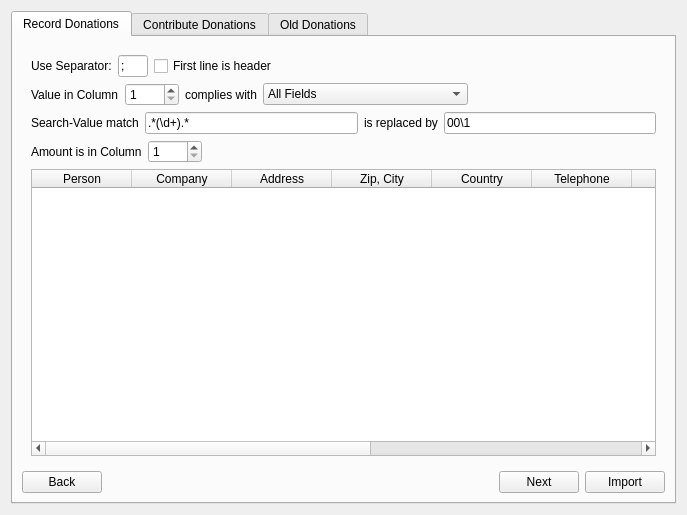
Old version of the form forms/donations.ui in the repository LukyLuke/PiTres.
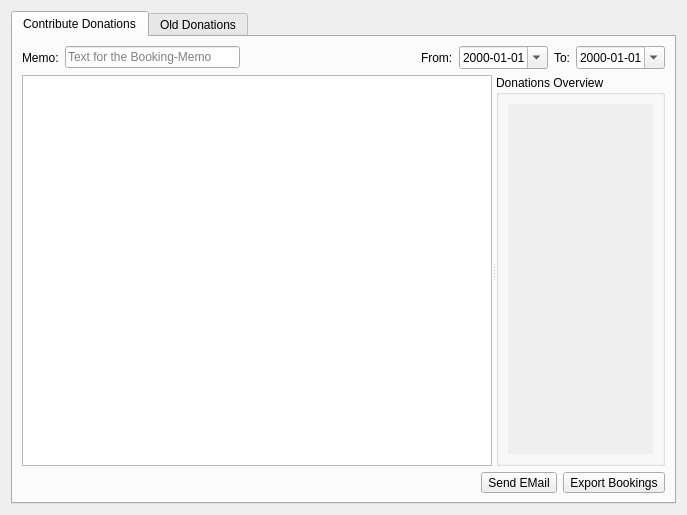
New version of the form. The open tabs and pages were chosen to show the change. Icons and pictures are not drawn.

Commit message: Extracted DonationsWizard - Formatter::telephone is currently wrong

Diff of the .ui file:
```diff
--- a/forms/donations.ui
+++ b/forms/donations.ui
@@ -19,550 +19,6 @@
      <property name="currentIndex">
       <number>0</number>
      </property>
-     <widget class="QWidget" name="tab_3">
-      <attribute name="title">
-       <string>Record Donations</string>
-      </attribute>
-      <layout class="QVBoxLayout" name="verticalLayout_8">
-       <item>
-        <widget class="QStackedWidget" name="stackedWidget">
-         <property name="currentIndex">
-          <number>0</number>
-         </property>
-         <widget class="QWidget" name="pageInit">
-          <layout class="QVBoxLayout" name="verticalLayout_9">
-           <item>
-            <widget class="QGroupBox" name="groupBox_3">
-             <property name="title">
-              <string>Manually record new Donation</string>
-             </property>
-             <layout class="QFormLayout" name="formLayout">
-              <item row="0" column="0">
-               <widget class="QLabel" name="label_5">
-                <property name="text">
-                 <string>Person, Member:</string>
-                </property>
-               </widget>
-              </item>
-              <item row="1" column="0">
-               <widget class="QLabel" name="label_6">
-                <property name="text">
-                 <string>Company:</string>
-                </property>
-               </widget>
-              </item>
-              <item row="0" column="1">
-               <widget class="QLineEdit" name="editMember">
-                <property name="placeholderText">
-                 <string>Select an existing Member or fill in all values manually</string>
-                </property>
-               </widget>
-              </item>
-              <item row="1" column="1">
-               <widget class="QLineEdit" name="editCompany"/>
-              </item>
-              <item row="7" column="0">
-               <widget class="QLabel" name="label_7">
-                <property name="text">
-                 <string>Amount:</string>
-                </property>
-               </widget>
-              </item>
-              <item row="8" column="0">
-               <widget class="QLabel" name="label_8">
-                <property name="text">
-                 <string>Objective:</string>
-                </property>
-               </widget>
-              </item>
-              <item row="8" column="1">
-               <widget class="QLineEdit" name="editObjective">
-                <property name="placeholderText">
-                 <string>Choose or enter a new Objective this donation is made for</string>
-                </property>
-               </widget>
-              </item>
-              <item row="7" column="1">
-               <widget class="QDoubleSpinBox" name="editAmount">
-                <property name="maximum">
-                 <double>99999.990000000005239</double>
-                </property>
-               </widget>
-              </item>
-              <item row="9" column="0">
-               <widget class="QLabel" name="label_9">
-                <property name="text">
-                 <string>Booking Memo:</string>
-                </property>
-               </widget>
-              </item>
-              <item row="9" column="1">
-               <widget class="QLineEdit" name="editMemo">
-                <property name="placeholderText">
-                 <string>Give some text for the Booking</string>
-                </property>
-               </widget>
-              </item>
-              <item row="2" column="0">
-               <widget class="QLabel" name="label_11">
-                <property name="text">
-                 <string>Address:</string>
-                </property>
-               </widget>
-              </item>
-              <item row="3" column="0">
-               <widget class="QLabel" name="label_12">
-                <property name="text">
-                 <string>Zip, City, Country:</string>
-                </property>
-               </widget>
-              </item>
-              <item row="2" column="1">
-               <widget class="QLineEdit" name="editAddress">
-                <property name="placeholderText">
-                 <string/>
-                </property>
-               </widget>
-              </item>
-              <item row="3" column="1">
-               <layout class="QHBoxLayout" name="horizontalLayout_8" stretch="3,1">
-                <item>
-                 <widget class="QLineEdit" name="editCity"/>
-                </item>
-                <item>
-                 <widget class="QLineEdit" name="editCountry">
-                  <property name="maxLength">
-                   <number>2</number>
-                  </property>
-                  <property name="placeholderText">
-                   <string>2 Char Code</string>
-                  </property>
-                 </widget>
-                </item>
-               </layout>
-              </item>
-              <item row="4" column="0">
-               <widget class="QLabel" name="label_16">
-                <property name="text">
-                 <string>Telephone:</string>
-                </property>
-               </widget>
-              </item>
-              <item row="5" column="0">
-               <widget class="QLabel" name="label_17">
-                <property name="text">
-                 <string>Mobile Number:</string>
-                </property>
-               </widget>
-              </item>
-              <item row="6" column="0">
-               <widget class="QLabel" name="label_18">
-                <property name="text">
-                 <string>EMail Address:</string>
-                </property>
-               </widget>
-              </item>
-              <item row="4" column="1">
-               <widget class="QLineEdit" name="editPhone"/>
-              </item>
-              <item row="5" column="1">
-               <widget class="QLineEdit" name="editMobile"/>
-              </item>
-              <item row="6" column="1">
-               <widget class="QLineEdit" name="editEmail"/>
-              </item>
-             </layout>
-            </widget>
-           </item>
-           <item>
-            <widget class="QGroupBox" name="groupBox_4">
-             <property name="title">
-              <string>Import Donations</string>
-             </property>
-             <layout class="QFormLayout" name="formLayout_2">
-              <property name="fieldGrowthPolicy">
-               <enum>QFormLayout::ExpandingFieldsGrow</enum>
-              </property>
-              <item row="0" column="0">
-               <widget class="QLabel" name="label_10">
-                <property name="text">
-                 <string>File to Import:</string>
-                </property>
-               </widget>
-              </item>
-              <item row="0" column="1">
-               <layout class="QHBoxLayout" name="horizontalLayout_4">
-                <item>
-                 <widget class="QLineEdit" name="editImportFile"/>
-                </item>
-                <item>
-                 <widget class="QPushButton" name="btnChooseDonationImport">
-                  <property name="text">
-                   <string>Choose</string>
-                  </property>
-                 </widget>
-                </item>
-               </layout>
-              </item>
-             </layout>
-            </widget>
-           </item>
-          </layout>
-         </widget>
-         <widget class="QWidget" name="pageFileImport">
-          <layout class="QVBoxLayout" name="verticalLayout_10">
-           <item>
-            <layout class="QHBoxLayout" name="horizontalLayout_10">
-             <item>
-              <widget class="QLabel" name="label_19">
-               <property name="text">
-                <string>Use Separator:</string>
-               </property>
-              </widget>
-             </item>
-             <item>
-              <widget class="QLineEdit" name="importSeparator">
-               <property name="minimumSize">
-                <size>
-                 <width>30</width>
-                 <height>0</height>
-                </size>
-               </property>
-               <property name="maximumSize">
-                <size>
-                 <width>30</width>
-                 <height>16777215</height>
-                </size>
-               </property>
-               <property name="text">
-                <string>;</string>
-               </property>
-               <property name="maxLength">
-                <number>3</number>
-               </property>
-              </widget>
-             </item>
-             <item>
-              <widget class="QCheckBox" name="checkFirstLineHeader">
-               <property name="text">
-                <string>First line is header</string>
-               </property>
-              </widget>
-             </item>
-             <item>
-              <spacer name="horizontalSpacer_6">
-               <property name="orientation">
-                <enum>Qt::Horizontal</enum>
-               </property>
-               <property name="sizeHint" stdset="0">
-                <size>
-                 <width>40</width>
-                 <height>20</height>
-                </size>
-               </property>
-              </spacer>
-             </item>
-            </layout>
-           </item>
-           <item>
-            <layout class="QHBoxLayout" name="horizontalLayout_9">
-             <item>
-              <widget class="QLabel" name="label_13">
-               <property name="text">
-                <string>Value in Column</string>
-               </property>
-              </widget>
-             </item>
-             <item>
-              <widget class="QSpinBox" name="importColumnMaster">
-               <property name="minimum">
-                <number>1</number>
-               </property>
-               <property name="maximum">
-                <number>9999</number>
-               </property>
-              </widget>
-             </item>
-             <item>
-              <widget class="QLabel" name="label_14">
-               <property name="text">
-                <string>complies with</string>
-               </property>
-              </widget>
-             </item>
-             <item>
-              <widget class="QComboBox" name="importColumnMemberfields">
-               <item>
-                <property name="text">
-                 <string>All Fields</string>
-                </property>
-               </item>
-               <item>
-                <property name="text">
-                 <string>UID, Name, Surname, Company</string>
-                </property>
-               </item>
-               <item>
-                <property name="text">
-                 <string>Telephone numbers</string>
-                </property>
-               </item>
-               <item>
-                <property name="text">
-                 <string>EMail Addresses</string>
-                </property>
-               </item>
-              </widget>
-             </item>
-             <item>
-              <spacer name="horizontalSpacer_5">
-               <property name="orientation">
-                <enum>Qt::Horizontal</enum>
-               </property>
-               <property name="sizeHint" stdset="0">
-                <size>
-                 <width>40</width>
-                 <height>20</height>
-                </size>
-               </property>
-              </spacer>
-             </item>
-            </layout>
-           </item>
-           <item>
-            <layout class="QHBoxLayout" name="horizontalLayout_11">
-             <item>
-              <widget class="QLabel" name="label_20">
-               <property name="text">
-                <string>Search-Value match</string>
-               </property>
-              </widget>
-             </item>
-             <item>
-              <widget class="QLineEdit" name="importRegexMatch">
-               <property name="text">
-                <string>.*(\d+).*</string>
-               </property>
-              </widget>
-             </item>
-             <item>
-              <widget class="QLabel" name="label_21">
-               <property name="text">
-                <string>is replaced by</string>
-               </property>
-              </widget>
-             </item>
-             <item>
-              <widget class="QLineEdit" name="importRegexReplace">
-               <property name="text">
-                <string>00\1</string>
-               </property>
-              </widget>
-             </item>
-            </layout>
-           </item>
-           <item>
-            <layout class="QHBoxLayout" name="horizontalLayout_12">
-             <item>
-              <widget class="QLabel" name="label_22">
-               <property name="text">
-                <string>Amount is in Column</string>
-               </property>
-              </widget>
-             </item>
-             <item>
-              <widget class="QSpinBox" name="importAmountColumn">
-               <property name="minimum">
-                <number>1</number>
-               </property>
-               <property name="maximum">
-                <number>9999</number>
-               </property>
-              </widget>
-             </item>
-             <item>
-              <spacer name="horizontalSpacer_7">
-               <property name="orientation">
-                <enum>Qt::Horizontal</enum>
-               </property>
-               <property name="sizeHint" stdset="0">
-                <size>
-                 <width>40</width>
-                 <height>20</height>
-                </size>
-               </property>
-              </spacer>
-             </item>
-            </layout>
-           </item>
-           <item>
-            <widget class="QTableWidget" name="tablePreviewImport">
-             <attribute name="horizontalHeaderStretchLastSection">
-              <bool>true</bool>
-             </attribute>
-             <attribute name="verticalHeaderVisible">
-              <bool>false</bool>
-             </attribute>
-             <column>
-              <property name="text">
-               <string>Person</string>
-              </property>
-             </column>
-             <column>
-              <property name="text">
-               <string>Company</string>
-              </property>
-             </column>
-             <column>
-              <property name="text">
-               <string>Address</string>
-              </property>
-             </column>
-             <column>
-              <property name="text">
-               <string>Zip, City</string>
-              </property>
-             </column>
-             <column>
-              <property name="text">
-               <string>Country</string>
-              </property>
-             </column>
-             <column>
-              <property name="text">
-               <string>Telephone</string>
-              </property>
-             </column>
-             <column>
-              <property name="text">
-               <string>Mobile</string>
-              </property>
-             </column>
-             <column>
-              <property name="text">
-               <string>EMail</string>
-              </property>
-             </column>
-             <column>
-              <property name="text">
-               <string>Amount</string>
-              </property>
-             </column>
-             <column>
-              <property name="text">
-               <string>Objective</string>
-              </property>
-             </column>
-             <column>
-              <property name="text">
-               <string>Booking memo</string>
-              </property>
-             </column>
-            </widget>
-           </item>
-          </layout>
-         </widget>
-         <widget class="QWidget" name="pageProgress">
-          <layout class="QVBoxLayout" name="verticalLayout_11">
-           <item>
-            <spacer name="verticalSpacer_3">
-             <property name="orientation">
-              <enum>Qt::Vertical</enum>
-             </property>
-             <property name="sizeHint" stdset="0">
-              <size>
-               <width>20</width>
-               <height>40</height>
-              </size>
-             </property>
-            </spacer>
-           </item>
-           <item>
-            <widget class="QLabel" name="label_15">
-             <property name="text">
-              <string>Importing %1 Donations:</string>
-             </property>
-             <property name="alignment">
-              <set>Qt::AlignCenter</set>
-             </property>
-            </widget>
-           </item>
-           <item>
-            <widget class="QProgressBar" name="progressImport">
-             <property name="format">
-              <string>%p%</string>
-             </property>
-            </widget>
-           </item>
-           <item>
-            <spacer name="verticalSpacer_4">
-             <property name="orientation">
-              <enum>Qt::Vertical</enum>
-             </property>
-             <property name="sizeHint" stdset="0">
-              <size>
-               <width>20</width>
-               <height>40</height>
-              </size>
-             </property>
-            </spacer>
-           </item>
-          </layout>
-         </widget>
-        </widget>
-       </item>
-       <item>
-        <layout class="QHBoxLayout" name="horizontalLayout_3">
-         <item>
-          <widget class="QPushButton" name="btnImportBack">
-           <property name="text">
-            <string>Back</string>
-           </property>
-           <property name="icon">
-            <iconset resource="../PiTres.qrc">
-             <normaloff>:/icons/resources/icons/expense.png</normaloff>:/icons/resources/icons/expense.png</iconset>
-           </property>
-          </widget>
-         </item>
-         <item>
-          <spacer name="horizontalSpacer_4">
-           <property name="orientation">
-            <enum>Qt::Horizontal</enum>
-           </property>
-           <property name="sizeHint" stdset="0">
-            <size>
-             <width>40</width>
-             <height>20</height>
-            </size>
-           </property>
-          </spacer>
-         </item>
-         <item>
-          <widget class="QPushButton" name="btnImportNext">
-           <property name="text">
-            <string>Next</string>
-           </property>
-           <property name="icon">
-            <iconset resource="../PiTres.qrc">
-             <normaloff>:/icons/resources/icons/income.png</normaloff>:/icons/resources/icons/income.png</iconset>
-           </property>
-          </widget>
-         </item>
-         <item>
-          <widget class="QPushButton" name="btnImportSave">
-           <property name="text">
-            <string>Import</string>
-           </property>
-           <property name="icon">
-            <iconset resource="../PiTres.qrc">
-             <normaloff>:/icons/resources/icons/disk_blue.png</normaloff>:/icons/resources/icons/disk_blue.png</iconset>
-           </property>
-          </widget>
-         </item>
-        </layout>
-       </item>
-      </layout>
-     </widget>
      <widget class="QWidget" name="tab">
       <attribute name="title">
        <string>Contribute Donations</string>
```
Left out of the diff: 124 changed lines with no effect on the pictures. The commit also changes 14 other files.
